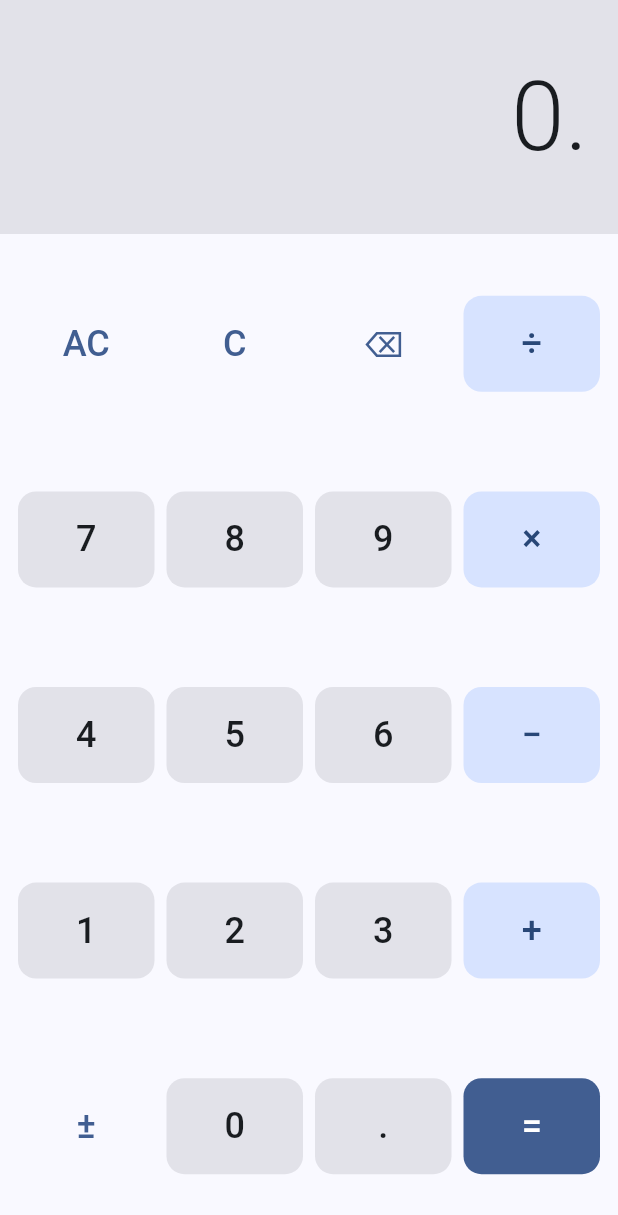
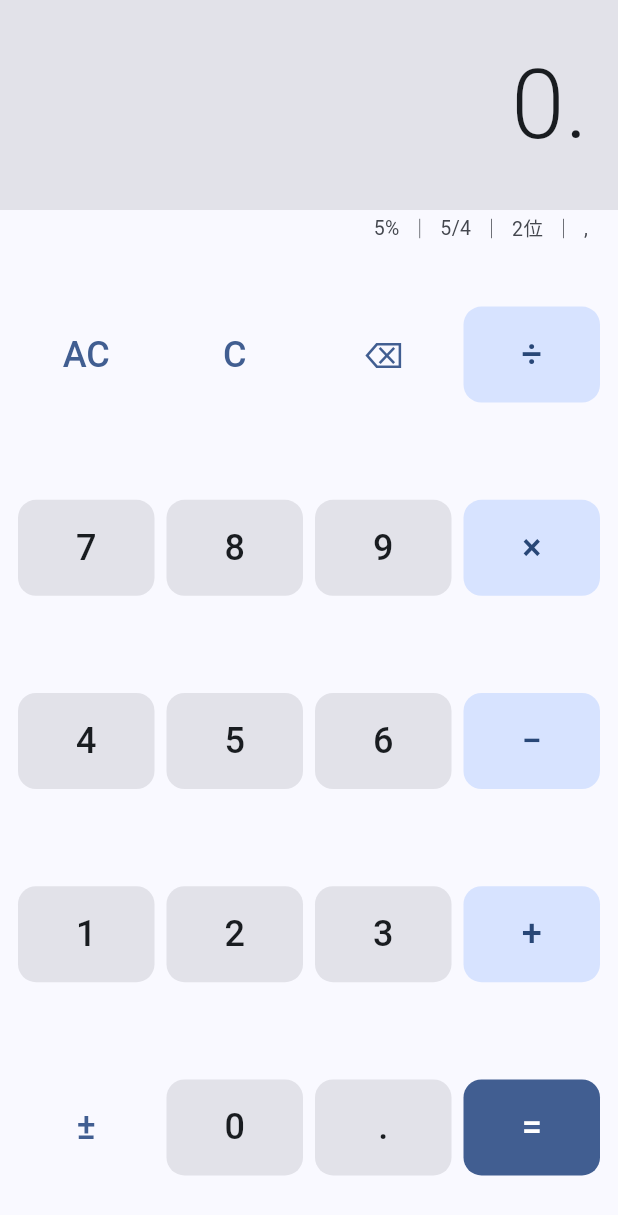
Before and after one commit to wenhsiaoyi/JackCalculator, a Flutter app: the screen it shows after launch, item 3 of the bottom bar chosen, on a phone screen of 412 x 824 dp. Shown: the top 1215 px of the screen. Run offline on Flutter 3.47's test engine with Material 3 defaults, Android fonts, the light colour scheme and no system bars; our stand-ins replace decimal, flutter_bloc, shared_preferences.

Commit message:
feat(ui): wire settings-aware display and add StatusIndicator

```diff
--- a/lib/views/calculator_screen.dart
+++ b/lib/views/calculator_screen.dart
@@ -3,8 +3,10 @@ import 'package:flutter_bloc/flutter_bloc.dart';
 
 import '../bloc/calculator_cubit.dart';
 import '../bloc/calculator_state.dart';
+import '../bloc/settings_cubit.dart';
 import 'components/calc_button.dart';
 import 'components/display_screen.dart';
+import 'components/status_indicator.dart';
 
 class CalculatorScreen extends StatelessWidget {
   const CalculatorScreen({super.key});
@@ -16,9 +18,21 @@ class CalculatorScreen extends StatelessWidget {
       body: SafeArea(
         child: Column(
           children: [
-            BlocBuilder<CalculatorCubit, CalculatorState>(
-              builder: (_, s) =>
-                  DisplayScreen(display: s.display, hasError: s.hasError),
+            BlocBuilder<SettingsCubit, CalcSettings>(
+              builder: (_, settings) =>
+                  BlocBuilder<CalculatorCubit, CalculatorState>(
+                builder: (_, state) => Column(
+                  children: [
+                    DisplayScreen(
+                      display: state.display,
+                      settings: settings,
+                      hasError: state.hasError,
+                      hasGT: state.hasGT,
+                    ),
+                    StatusIndicator(settings: settings),
+                  ],
+                ),
+              ),
             ),
             Expanded(
               child: Padding(
--- a/lib/views/components/display_screen.dart
+++ b/lib/views/components/display_screen.dart
@@ -7,25 +7,44 @@ class DisplayScreen extends StatelessWidget {
   const DisplayScreen({
     super.key,
     required this.display,
+    required this.settings,
     this.hasError = false,
+    this.hasGT = false,
   });
 
+  /// raw 字串（無逗號、不補零），格式化在此元件內發生。
   final String display;
+  final CalcSettings settings;
   final bool hasError;
+  final bool hasGT;
 
   @override
   Widget build(BuildContext context) {
     final scheme = Theme.of(context).colorScheme;
     return Container(
       width: double.infinity,
-      padding: const EdgeInsets.symmetric(horizontal: 20, vertical: 32),
+      padding: const EdgeInsets.symmetric(horizontal: 20, vertical: 24),
       alignment: Alignment.centerRight,
       color: hasError ? scheme.errorContainer : scheme.surfaceContainerHighest,
-      child: FittedBox(
+      child: Column(
+        mainAxisSize: MainAxisSize.min,
+        crossAxisAlignment: CrossAxisAlignment.end,
+        children: [
+          if (hasGT)
+            Text(
+              'GT',
+              key: const Key('gtBadge'),
+              style: TextStyle(
+                fontSize: 14,
+                fontWeight: FontWeight.w600,
+                color: scheme.primary,
+              ),
+            ),
+          FittedBox(
             fit: BoxFit.scaleDown,
             alignment: Alignment.centerRight,
             child: Text(
-          formatForDisplay(display, CalcSettings.raw),
+              formatForDisplay(display, settings),
               key: const Key('displayValue'),
               style: TextStyle(
                 fontSize: 64,
@@ -34,6 +53,8 @@ class DisplayScreen extends StatelessWidget {
               ),
             ),
           ),
+        ],
+      ),
     );
   }
 }
--- /dev/null
+++ b/lib/views/components/status_indicator.dart
@@ -0,0 +1,49 @@
+import 'package:flutter/material.dart';
+
+import '../../engine/calc_settings.dart';
+
+/// 顯示屏與鍵盤之間的細列：稅率 ｜ 捨入模式 ｜ 小數位 ｜ 千分位。
+class StatusIndicator extends StatelessWidget {
+  const StatusIndicator({super.key, required this.settings});
+
+  final CalcSettings settings;
+
+  @override
+  Widget build(BuildContext context) {
+    final scheme = Theme.of(context).colorScheme;
+    final style = TextStyle(fontSize: 13, color: scheme.onSurfaceVariant);
+    final isFloat = settings.rounding == RoundingMode.float;
+    return Container(
+      height: 24,
+      padding: const EdgeInsets.symmetric(horizontal: 20),
+      alignment: Alignment.centerRight,
+      child: Row(
+        children: [
+          const Spacer(),
+          Text('${settings.taxRate}%',
+              key: const Key('indTax'), style: style),
+          Text('  ｜  ', style: style),
+          Text(
+            switch (settings.rounding) {
+              RoundingMode.float => 'F',
+              RoundingMode.cut => 'CUT',
+              RoundingMode.up => 'UP',
+              RoundingMode.halfUp => '5/4',
+            },
+            key: const Key('indRounding'),
+            style: style,
+          ),
+          if (!isFloat) ...[
+            Text('  ｜  ', style: style),
+            Text('${settings.decimalPlaces}位',
+                key: const Key('indPlaces'), style: style),
+          ],
+          if (settings.grouping) ...[
+            Text('  ｜  ', style: style),
+            Text(',', key: const Key('indGrouping'), style: style),
+          ],
+        ],
+      ),
+    );
+  }
+}
```
Also changed, not shown: 1 other file. Lines whose indentation alone changed are shown as unchanged.
